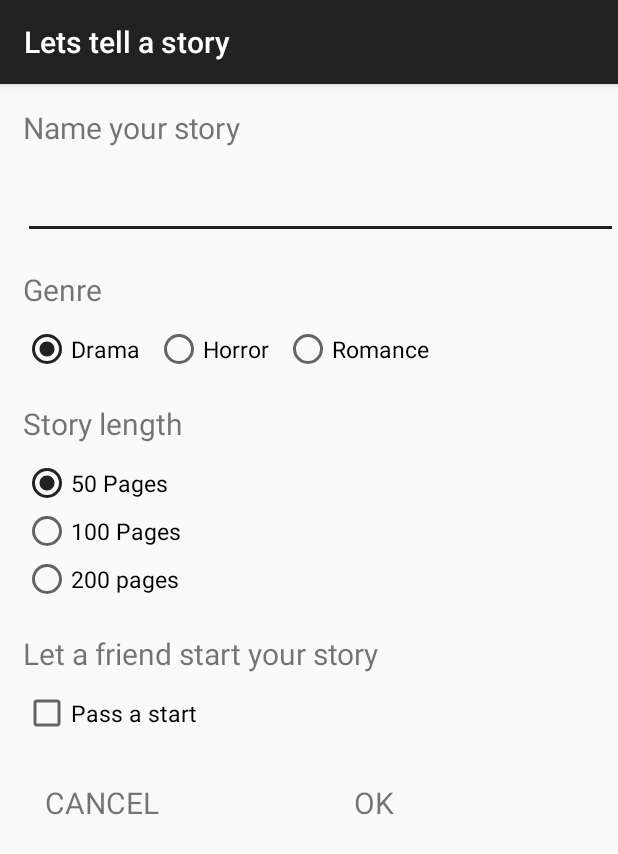
After one commit to enweremdozie/LetsTellaStory, an Android app: the StartAStory screen opened directly, with no data from a screen before it, on a phone screen of 412 x 824 dp. The commit adds this screen. Shown: the top 854 px of the screen. Run offline under Robolectric (Android 15) with nearby library versions, the phone set to English and light mode, and no system bars.

Commit message:
create story activity dialog created

```diff
--- a/app/src/main/AndroidManifest.xml
+++ b/app/src/main/AndroidManifest.xml
@@ -16,6 +16,8 @@
                 <category android:name="android.intent.category.LAUNCHER" />
             </intent-filter>
         </activity>
+        <activity android:name=".StartAStory" />
+        <activity android:name=".Story"></activity>
     </application>
 
 </manifest>
--- a/app/src/main/java/com/letstellastory/android/letstellastory/CreateDialogFragment.java
+++ b/app/src/main/java/com/letstellastory/android/letstellastory/CreateDialogFragment.java
@@ -3,6 +3,7 @@ package com.letstellastory.android.letstellastory;
 import android.app.Dialog;
 import android.app.DialogFragment;
 import android.content.DialogInterface;
+import android.content.Intent;
 import android.os.Bundle;
 import android.support.v7.app.AlertDialog;
 
@@ -11,6 +12,7 @@ import android.support.v7.app.AlertDialog;
  */
 
 public class CreateDialogFragment extends DialogFragment {
+
 
         @Override
         public Dialog onCreateDialog(Bundle savedInstanceState) {
@@ -21,8 +23,13 @@ public class CreateDialogFragment extends DialogFragment {
                 builder.setMessage("Start your own story, pass it on to a friend and watch your paragraph become hundreds of pages." +
                         " As the administrator of a story you have the ability to \n-Keep track of what is added to your story \n-Delete any paragraph that you do not want in your story\n" +
                         "-Pass a start to any friend you want to start the story \n-End the story");
+
+
                 builder.setPositiveButton("GO", new DialogInterface.OnClickListener() {
                     public void onClick(DialogInterface dialog, int id) {
+                        //Context context = getContext();
+                        Intent myIntent = new Intent(getActivity(), StartAStory.class);
+                        startActivity(myIntent);
                         // You don't have to do anything here if you just want it dismissed when clicked
                     }
                 });
@@ -36,4 +43,5 @@ public class CreateDialogFragment extends DialogFragment {
                 return builder.create();
             }
 
+
 }
--- a/app/src/main/java/com/letstellastory/android/letstellastory/MainActivity.java
+++ b/app/src/main/java/com/letstellastory/android/letstellastory/MainActivity.java
@@ -36,6 +36,8 @@ public class MainActivity extends AppCompatActivity {
 
         /*Intent intent = new Intent(this, Drama.class);
         startActivity(intent);*/
+
+
     }
 
     @Override
--- /dev/null
+++ b/app/src/main/java/com/letstellastory/android/letstellastory/StartAStory.java
@@ -0,0 +1,77 @@
+package com.letstellastory.android.letstellastory;
+
+import android.content.DialogInterface;
+import android.content.Intent;
+import android.os.Bundle;
+import android.support.v7.app.AlertDialog;
+import android.support.v7.app.AppCompatActivity;
+import android.view.View;
+import android.widget.EditText;
+import android.widget.RadioButton;
+import android.widget.RadioGroup;
+import android.widget.TextView;
+
+public class StartAStory extends AppCompatActivity {
+    TextView cancel;
+    TextView okay;
+    EditText storyName;
+    String et;
+    RadioGroup genre;
+    RadioButton btnDisplay;
+
+    @Override
+    protected void onCreate(Bundle savedInstanceState) {
+        super.onCreate(savedInstanceState);
+        setContentView(R.layout.activity_start_astory);
+        cancel = (TextView) findViewById(R.id.cancel);
+        okay = (TextView) findViewById(R.id.ok);
+
+        genre = (RadioGroup) findViewById(R.id.radGroup);
+
+
+
+        cancel.setOnClickListener(new View.OnClickListener() {
+            @Override
+            public void onClick(View v) {
+                onBackPressed();
+            }
+        });
+
+
+        okay.setOnClickListener(new View.OnClickListener() {
+            @Override
+            public void onClick(View v) {
+                storyName = (EditText) findViewById(R.id.storyName);
+                et = storyName.getText().toString();
+                int selectedId = genre.getCheckedRadioButtonId();
+
+                btnDisplay = (RadioButton) findViewById(selectedId);
+                if(et.length() > 0) {
+                    Intent intent = new Intent(v.getContext(), Story.class);
+                    intent.putExtra("title", et);
+                    intent.putExtra("genre", btnDisplay.getText());
+                    //Toast.makeText(StartAStory.this, radioButton.getText(), Toast.LENGTH_LONG).show();
+                    startActivity(intent);
+                }
+
+                else{
+
+                    //Toast.makeText(StartAStory.this, "working", Toast.LENGTH_LONG).show();
+                    AlertDialog.Builder builder = new AlertDialog.Builder(StartAStory.this);
+                    builder.setTitle("");
+                    builder.setMessage("Please name your story");
+
+
+                    builder.setPositiveButton("OK", new DialogInterface.OnClickListener() {
+                        public void onClick(DialogInterface dialog, int id) {
+
+                            // You don't have to do anything here if you just want it dismissed when clicked
+                        }
+                    });
+                    builder.show();
+                }
+            }
+        });
+    }
+
+}
--- /dev/null
+++ b/app/src/main/java/com/letstellastory/android/letstellastory/Story.java
@@ -0,0 +1,22 @@
+package com.letstellastory.android.letstellastory;
+
+import android.content.Intent;
+import android.os.Bundle;
+import android.support.v7.app.AppCompatActivity;
+import android.widget.Toast;
+
+public class Story extends AppCompatActivity {
+
+
+    @Override
+    protected void onCreate(Bundle savedInstanceState) {
+        super.onCreate(savedInstanceState);
+        setContentView(R.layout.activity_story);
+
+        Intent intent = getIntent();
+        String ActTitle = intent.getExtras().getString("title");
+        String genre = intent.getExtras().getString("genre");
+        Toast.makeText(Story.this, genre, Toast.LENGTH_LONG).show();
+        setTitle(ActTitle);
+    }
+}
--- /dev/null
+++ b/app/src/main/res/layout/activity_start_astory.xml
@@ -0,0 +1,179 @@
+<?xml version="1.0" encoding="utf-8"?>
+<LinearLayout
+    xmlns:android="http://schemas.android.com/apk/res/android"
+    xmlns:app="http://schemas.android.com/apk/res-auto"
+    xmlns:tools="http://schemas.android.com/tools"
+    android:layout_width="match_parent"
+    android:layout_height="match_parent"
+    android:orientation="vertical"
+    tools:context="com.letstellastory.android.letstellastory.StartAStory">
+
+
+    <TextView
+        android:layout_width="wrap_content"
+        android:layout_height="wrap_content"
+        android:text="Name your story"
+        android:textSize="20dp"
+        android:padding="15dp"
+        />
+
+    <EditText
+        android:id="@+id/storyName"
+        android:layout_width="match_parent"
+        android:layout_height="wrap_content"
+        android:layout_marginLeft="15dp"
+        android:layout_marginBottom="20dp"
+        android:maxLength="40"/>
+
+    <TextView
+        android:layout_width="wrap_content"
+        android:layout_height="wrap_content"
+        android:text="Genre"
+        android:paddingLeft="15dp"
+        android:textSize="20dp"
+        android:paddingBottom="10dp"/>
+
+
+    <LinearLayout
+        android:orientation="horizontal"
+        android:layout_width="wrap_content"
+        android:layout_height="wrap_content">
+
+        <RadioGroup
+            android:id="@+id/radGroup"
+            android:layout_width="match_parent"
+            android:layout_height="wrap_content"
+            android:orientation="horizontal"
+            android:paddingLeft="15dp"
+            android:paddingBottom="20dp">
+            <RadioButton
+                android:id="@+id/Drama"
+                android:layout_width="wrap_content"
+                android:layout_height="wrap_content"
+                android:text="Drama"
+                android:textSize="15dp"
+                android:paddingRight="10dp"
+                android:checked="true"/>
+            <RadioButton
+                android:id="@+id/Horror"
+                android:layout_width="wrap_content"
+                android:layout_height="wrap_content"
+                android:text="Horror"
+                android:textSize="15dp"
+                android:paddingRight="10dp"/>
+            <RadioButton
+                android:id="@+id/Romance"
+                android:layout_width="wrap_content"
+                android:layout_height="wrap_content"
+                android:text="Romance"
+                android:textSize="15dp"
+                android:paddingRight="10dp"/>
+        </RadioGroup>
+
+
+
+    </LinearLayout>
+
+    <LinearLayout
+        android:layout_width="wrap_content"
+        android:layout_height="wrap_content"
+        android:orientation="horizontal">
+        <TextView
+            android:layout_width="wrap_content"
+            android:layout_height="wrap_content"
+            android:text="Story length"
+            android:paddingBottom="10dp"
+            android:paddingLeft="15dp"
+            android:textSize="20dp"/>
+
+    </LinearLayout>
+
+    <LinearLayout
+        android:orientation="vertical"
+        android:layout_width="wrap_content"
+        android:layout_height="wrap_content">
+
+        <RadioGroup
+            android:layout_width="match_parent"
+            android:layout_height="wrap_content"
+            android:orientation="vertical"
+            android:paddingLeft="15dp"
+            android:paddingBottom="20dp">
+            <RadioButton
+                android:id="@+id/Short"
+                android:layout_width="wrap_content"
+                android:layout_height="wrap_content"
+                android:text="50 Pages"
+                android:textSize="15dp"
+                android:paddingRight="10dp"
+                android:checked="true"/>
+            <RadioButton
+                android:id="@+id/Medium"
+                android:layout_width="wrap_content"
+                android:layout_height="wrap_content"
+                android:text="100 Pages"
+                android:textSize="15dp"
+                android:paddingRight="10dp"/>
+            <RadioButton
+                android:id="@+id/Long"
+                android:layout_width="wrap_content"
+                android:layout_height="wrap_content"
+                android:text="200 pages"
+                android:textSize="15dp"
+                android:paddingRight="10dp"/>
+        </RadioGroup>
+
+
+    </LinearLayout>
+
+    <TextView
+        android:layout_width="wrap_content"
+        android:layout_height="wrap_content"
+        android:text="Let a friend start your story"
+        android:paddingBottom="10dp"
+        android:paddingLeft="15dp"
+        android:textSize="20dp"/>
+
+    <CheckBox
+        android:id="@+id/PassaStart"
+        android:layout_width="wrap_content"
+        android:layout_height="wrap_content"
+        android:layout_marginLeft="15dp"
+        android:textSize="15dp"
+        android:text="Pass a start"/>
+
+
+<LinearLayout
+    android:layout_width="match_parent"
+    android:layout_height="wrap_content"
+    android:orientation="horizontal">
+
+    <TextView
+        android:id="@+id/cancel"
+        android:layout_width="0dp"
+        android:layout_height="wrap_content"
+        android:textAllCaps="true"
+        android:text="cancel"
+        android:textSize="20dp"
+        android:padding="30dp"
+        android:clickable="true"
+        android:layout_weight="1"/>
+    <TextView
+        android:id="@+id/ok"
+        android:layout_width="0dp"
+        android:layout_height="wrap_content"
+        android:textAllCaps="true"
+        android:text="ok"
+        android:textSize="20dp"
+        android:padding="30dp"
+        android:clickable="true"
+        android:layout_weight="1"/>
+
+
+
+</LinearLayout>
+
+
+
+
+</LinearLayout>
--- /dev/null
+++ b/app/src/main/res/layout/activity_story.xml
@@ -0,0 +1,12 @@
+<?xml version="1.0" encoding="utf-8"?>
+<LinearLayout xmlns:android="http://schemas.android.com/apk/res/android"
+    xmlns:app="http://schemas.android.com/apk/res-auto"
+    xmlns:tools="http://schemas.android.com/tools"
+    android:layout_width="match_parent"
+    android:layout_height="match_parent"
+    tools:context="com.letstellastory.android.letstellastory.Story">
+
+    <EditText
+        android:layout_width="wrap_content"
+        android:layout_height="wrap_content" />
+</LinearLayout>
--- a/app/src/main/res/values/styles.xml
+++ b/app/src/main/res/values/styles.xml
@@ -4,7 +4,7 @@
     <style name="AppTheme" parent="Theme.AppCompat.Light.DarkActionBar">
         <!-- Customize your theme here. -->
         <item name="colorPrimary">#212121</item>
-        <item name="colorPrimaryDark">#616161</item>
+        <item name="colorPrimaryDark">#424242</item>
         <item name="colorAccent">#212121</item>
     </style>
 
```
